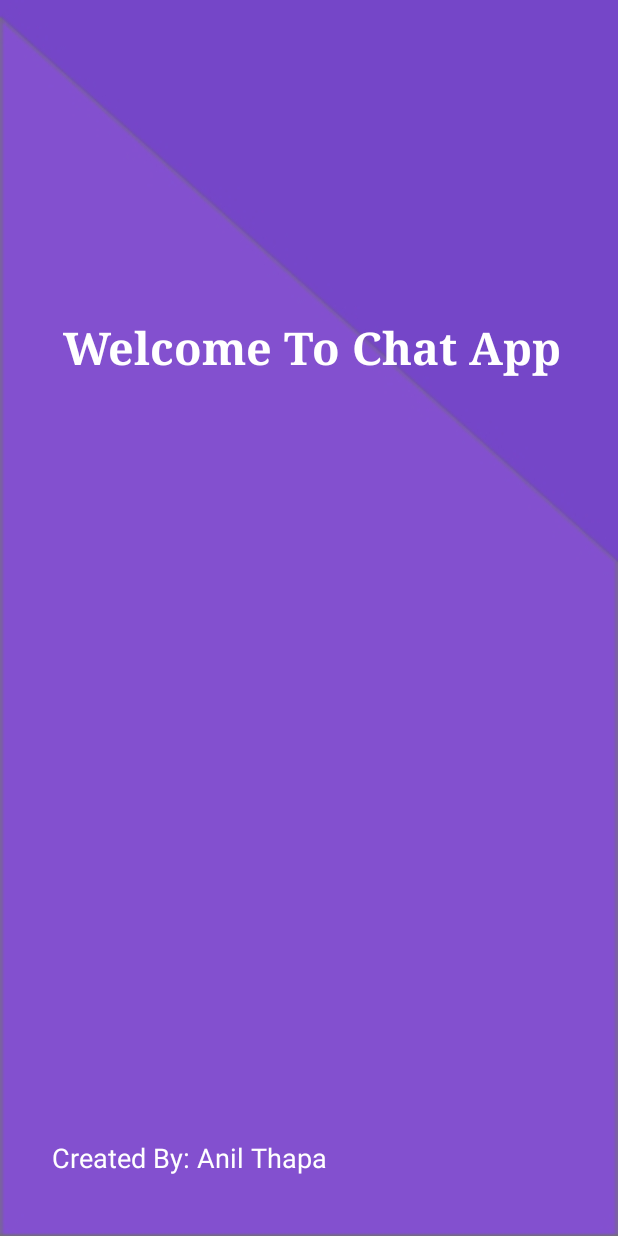
After one commit to GameOnAnil/ChatAppProject, an Android app: the SplashScreen screen opened directly, with no data from a screen before it, on a phone screen of 412 x 824 dp. The commit adds this screen. Run offline under Robolectric (Android 15) with nearby library versions, the phone set to English and light mode, and no system bars; 1 statement that could not run was skipped.

Commit message:
Added a splash screen

```diff
--- a/app/src/main/java/com/example/chatappproject/AllUserActivity.java
+++ b/app/src/main/java/com/example/chatappproject/AllUserActivity.java
@@ -112,7 +112,7 @@ public class AllUserActivity extends AppCompatActivity implements AllUserAdapter
             intent.putExtra("userId",userId);
             startActivity(intent);
         }else{
-            Toast.makeText(this, "You are trying to send friend request to yourself idiot!!", Toast.LENGTH_SHORT).show();
+
         }
 
 
--- /dev/null
+++ b/app/src/main/java/com/example/chatappproject/SplashScreen.java
@@ -0,0 +1,29 @@
+package com.example.chatappproject;
+
+import androidx.appcompat.app.AppCompatActivity;
+
+import android.content.Intent;
+import android.os.Bundle;
+import android.os.Handler;
+import android.util.Log;
+
+public class SplashScreen extends AppCompatActivity {
+
+    @Override
+    protected void onCreate(Bundle savedInstanceState) {
+        super.onCreate(savedInstanceState);
+        setContentView(R.layout.activity_splash_screen);
+
+
+        Handler handler = new Handler();
+        handler.postDelayed(new Runnable() {
+            @Override
+            public void run() {
+                Intent intent = new Intent(SplashScreen.this, MainActivity.class);
+
+                startActivity(intent);
+                finish();
+            }
+        }, 850);
+    }
+}
--- /dev/null
+++ b/app/src/main/res/drawable/ic_chat.xml
@@ -0,0 +1,5 @@
+<vector android:height="48dp" android:tint="#FFFFFF"
+    android:viewportHeight="24" android:viewportWidth="24"
+    android:width="48dp" xmlns:android="http://schemas.android.com/apk/res/android">
+    <path android:fillColor="@android:color/white" android:pathData="M20,2H4c-1.1,0 -2,0.9 -2,2v18l4,-4h14c1.1,0 2,-0.9 2,-2V4c0,-1.1 -0.9,-2 -2,-2z"/>
+</vector>
--- /dev/null
+++ b/app/src/main/res/layout/activity_splash_screen.xml
@@ -0,0 +1,46 @@
+<?xml version="1.0" encoding="utf-8"?>
+<androidx.constraintlayout.widget.ConstraintLayout xmlns:android="http://schemas.android.com/apk/res/android"
+    xmlns:app="http://schemas.android.com/apk/res-auto"
+    xmlns:tools="http://schemas.android.com/tools"
+    android:layout_width="match_parent"
+    android:layout_height="match_parent"
+    tools:context=".SplashScreen"
+    android:background="@drawable/splash_screen_wall2">
+
+
+    <TextView
+        android:id="@+id/splash_title"
+        android:layout_width="wrap_content"
+        android:layout_height="wrap_content"
+        android:fontFamily="serif"
+        android:text="Welcome To Chat App"
+        android:textAlignment="center"
+        android:textColor="#fff"
+        android:textSize="30sp"
+        android:textStyle="bold"
+
+
+        app:layout_constraintBottom_toBottomOf="parent"
+        app:layout_constraintEnd_toEndOf="parent"
+        app:layout_constraintHorizontal_bias="0.52"
+        app:layout_constraintStart_toStartOf="parent"
+        app:layout_constraintTop_toTopOf="parent"
+        app:layout_constraintVertical_bias="0.26999998" />
+
+
+
+    <TextView
+        android:id="@+id/textView2"
+        android:layout_width="wrap_content"
+        android:layout_height="wrap_content"
+        android:layout_marginBottom="40dp"
+        android:text="Created By: Anil Thapa"
+        android:textColor="#fff"
+        android:textSize="18sp"
+        app:layout_constraintBottom_toBottomOf="parent"
+        app:layout_constraintEnd_toEndOf="parent"
+        app:layout_constraintHorizontal_bias="0.152"
+        app:layout_constraintStart_toStartOf="parent" />
+
+
+</androidx.constraintlayout.widget.ConstraintLayout>
--- a/app/src/main/res/layout/activity_user_profile.xml
+++ b/app/src/main/res/layout/activity_user_profile.xml
@@ -77,7 +77,8 @@
         app:layout_constraintHorizontal_bias="0.0"
         app:layout_constraintStart_toStartOf="parent"
         app:layout_constraintTop_toBottomOf="@+id/status_userprofile"
-        app:layout_constraintVertical_bias="0.642">
+        app:layout_constraintVertical_bias="0.642"
+        android:layout_marginBottom="20dp">
 
         <Button
             android:id="@+id/friendRequest_btn"
```
Also changed, not shown: app/src/main/AndroidManifest.xml (+10 -4 lines), app/src/main/res/drawable/new_icon_for_splash.xml (added, +9 -0 lines), app/src/main/res/drawable/splash_screen_wall2.jpg (added), app/src/main/res/drawable/splashwallpaper.jpg (added).
